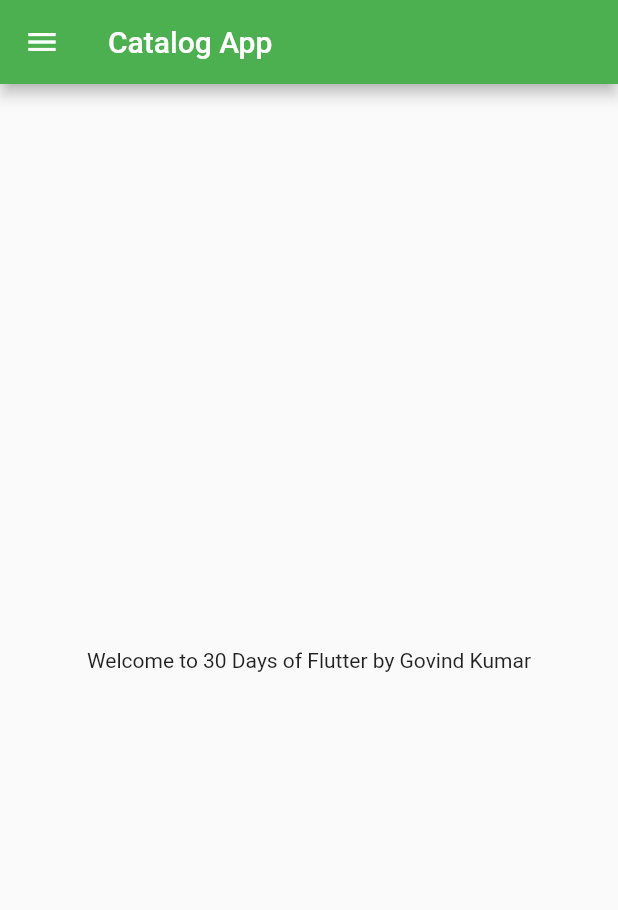
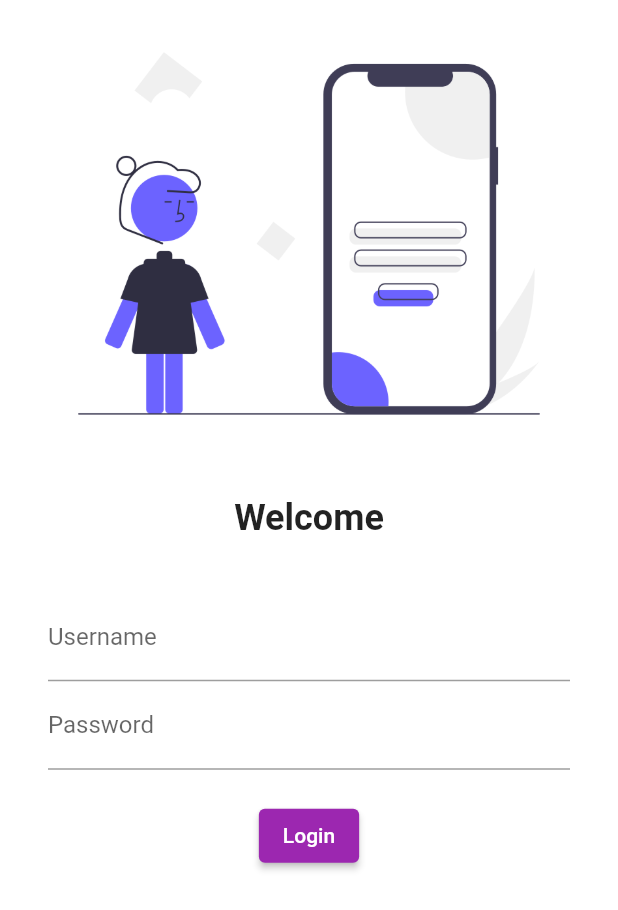
Before and after one commit to govindkmk/30DaysOfFlutter, a Flutter app: the screen it shows after launch, on a phone screen of 412 x 824 dp. Shown: the top 910 px of the screen. Run offline on Flutter 3.47's test engine with Material 2 defaults, Android fonts, the phone set to English and light mode, and no system bars; our stand-ins replace google_fonts.

Commit message:
Day 4 Completed

```diff
--- a/lib/main.dart
+++ b/lib/main.dart
@@ -2,6 +2,7 @@ import 'package:flutter/material.dart';
 
 import 'package:flutter_catalog/pages/home_page.dart';
 import 'package:flutter_catalog/pages/login.dart';
+import 'package:google_fonts/google_fonts.dart';
 
 void main() {
   runApp(MyApp());
@@ -13,15 +14,17 @@ class MyApp extends StatelessWidget {
   Widget build(BuildContext context) {
     return MaterialApp(
         themeMode: ThemeMode.dark,
-        theme: ThemeData(primarySwatch: Colors.red),
+        theme: ThemeData(
+          primarySwatch: Colors.red,
+          fontFamily: GoogleFonts.lato().fontFamily,
+        ),
         darkTheme: ThemeData(
             //brightness: Brightness.dark
-            primarySwatch: Colors.green),
-        initialRoute: "/home",
+            primarySwatch: Colors.purple),
+        //initialRoute: "/",
         routes: {
-          "/": (context) => Login_Page(),
-          "/home": (context) => Home_Page(),
-          "/login": (context) => Login_Page(),
+          "/": (context) => LoginPage(),
+          //"/home": (context) => HomePage(),
         });
   }
 }
--- a/lib/pages/home_page.dart
+++ b/lib/pages/home_page.dart
@@ -1,6 +1,6 @@
 import 'package:flutter/material.dart';
 
-class Home_Page extends StatelessWidget {
+class HomePage extends StatelessWidget {
   Widget build(BuildContext context) {
     final int days = 30;
     final String name = "Govind Kumar";
--- a/lib/pages/login.dart
+++ b/lib/pages/login.dart
@@ -1,19 +1,56 @@
 import 'package:flutter/material.dart';
 
-class Login_Page extends StatelessWidget {
+class LoginPage extends StatelessWidget {
   @override
   Widget build(BuildContext context) {
     return Material(
-      child: Container(
-          child: Center(
-              child: Text(
-        "Login Page",
-        style: TextStyle(
-          fontSize: 20,
-          fontWeight: FontWeight.bold,
-          color: Colors.red,
-        ),
-      ))),
-    );
+        color: Colors.white,
+        child: Column(
+          children: [
+            Image.asset(
+              "assets/images/login_image.png",
+              fit: BoxFit.cover,
+            ),
+            SizedBox(
+              height: 20.0,
+            ),
+            Text("Welcome",
+                style: TextStyle(fontSize: 24, fontWeight: FontWeight.bold)),
+            SizedBox(
+              height: 20.0,
+            ),
+            Padding(
+              padding:
+                  const EdgeInsets.symmetric(vertical: 16.0, horizontal: 32.0),
+              child: Column(
+                children: [
+                  TextFormField(
+                    decoration: InputDecoration(
+                      hintText: "Enter Username",
+                      labelText: "Username",
+                    ),
+                  ),
+                  TextFormField(
+                    obscureText: true,
+                    decoration: InputDecoration(
+                      hintText: "Enter Password",
+                      labelText: "Password",
+                    ),
+                  ),
+                  SizedBox(
+                    height: 20.0,
+                  ),
+                  ElevatedButton(
+                    child: Text("Login"),
+                    style: TextButton.styleFrom(),
+                    onPressed: () {
+                      print("Hi Guys...");
+                    },
+                  )
+                ],
+              ),
+            ),
+          ],
+        ));
   }
 }
--- a/pubspec.yaml
+++ b/pubspec.yaml
@@ -34,6 +34,7 @@ dependencies:
   # The following adds the Cupertino Icons font to your application.
   # Use with the CupertinoIcons class for iOS style icons.
   cupertino_icons: ^1.0.2
+  google_fonts: ^3.0.1
 
 dev_dependencies:
   flutter_test:
@@ -58,8 +59,8 @@ flutter:
   uses-material-design: true
 
   # To add assets to your application, add an assets section, like this:
-  # assets:
-  #   - images/a_dot_burr.jpeg
+  assets:
+   - assets/images/
   #   - images/a_dot_ham.jpeg
 
   # An image asset can refer to one or more resolution-specific "variants", see
```
Also changed, not shown: assets/images/login_image.png (added), pubspec.lock, 1 other file.
